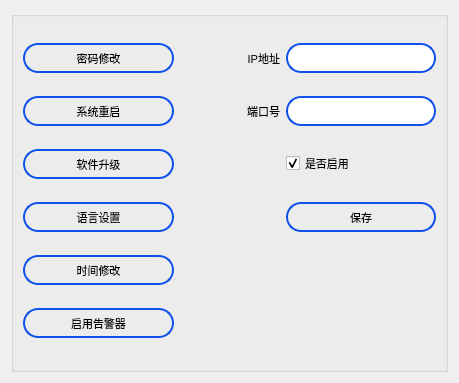
Old version of the form setting/setsystem/othersettingdlg.ui in the repository ChinaClever/BusBar-Qt.
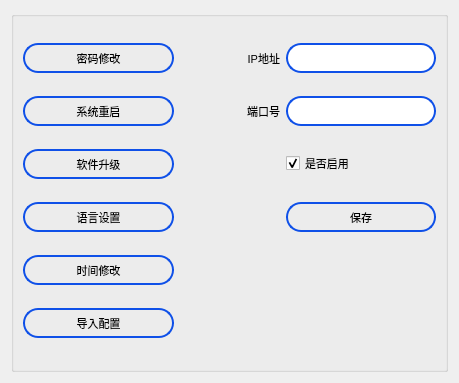
New version of the form.

Patch:
```diff
--- a/setting/setsystem/othersettingdlg.ui
+++ b/setting/setsystem/othersettingdlg.ui
@@ -318,7 +318,7 @@
 }</string>
         </property>
         <property name="text">
-         <string>启用告警器</string>
+         <string>导入配置</string>
         </property>
        </widget>
       </item>
```
Left out of the diff: 2 changed lines with no effect on the pictures.
